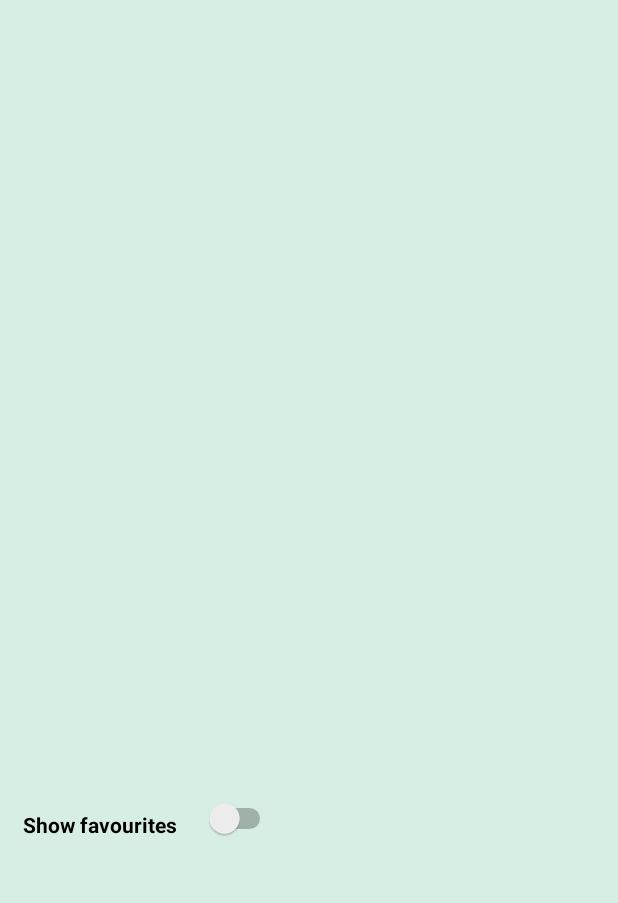
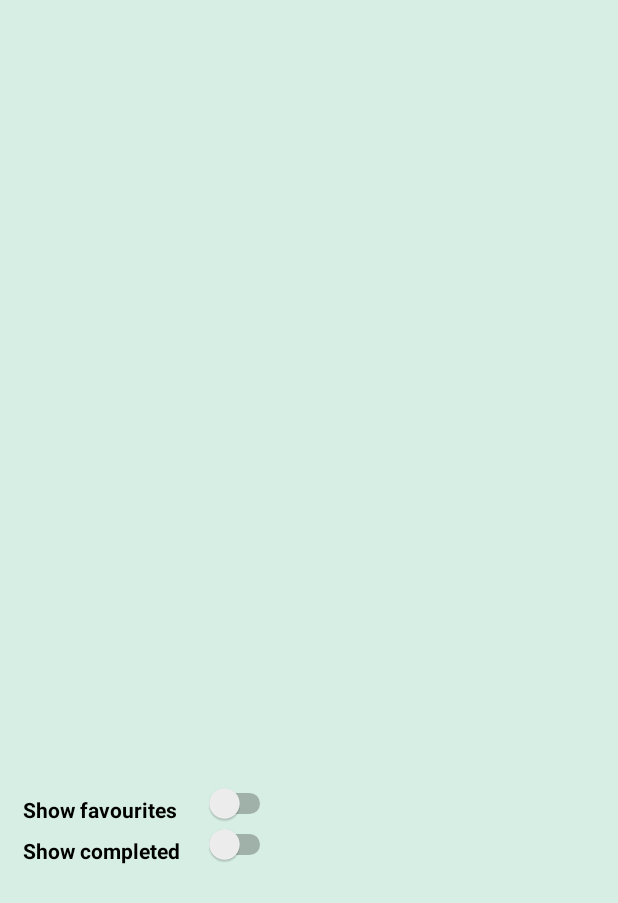
Before and after one commit to matteodallh2o/ProMemory, an Android app: the layout content_main.xml on its own in the app's theme, with its tools: preview values and no code run, on a phone screen of 412 x 824 dp. Shown: the top 903 px of the screen. Run offline under Robolectric (Android 15) with nearby library versions, the phone set to English and light mode, and no system bars.

Commit message:
Bugs fixed

```diff
--- a/app/src/main/res/layout/content_main.xml
+++ b/app/src/main/res/layout/content_main.xml
@@ -28,9 +28,19 @@
         android:layout_height="wrap_content"
         android:gravity="bottom"
         android:paddingLeft="15dp"
-        android:paddingTop="100sp"
+        android:paddingTop="90sp"
         android:text="Show favourites"
         android:textAlignment="inherit"
         android:textColorLink="@color/fragmentColor"
         android:textStyle="bold"></Switch>
+    <Switch
+        android:id="@+id/switchCompleted"
+        android:layout_width="184dp"
+        android:layout_height="wrap_content"
+        android:gravity="bottom"
+        android:paddingLeft="15dp"
+        android:text="Show completed"
+        android:textAlignment="inherit"
+        android:textColorLink="@color/fragmentColor"
+        android:textStyle="bold"></Switch>
 </LinearLayout>
```
Also changed, not shown: app/src/main/java/com/example/promemory/AddActivity.java (+16 -5 lines), app/src/main/java/com/example/promemory/MainActivity.java (+50 -2 lines), app/src/main/java/com/example/promemory/ModifyActivity.java (+3 -35 lines).
